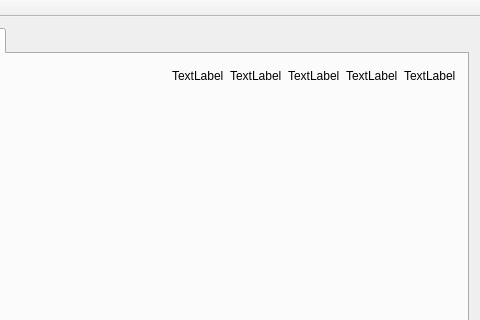
Above: mainwindow.ui from adaweiss/sys_zdarz before the change; both pictures show x 196 to 676 and y 0 to 320 of the 676 by 454 pixel window. Below: the same form after it.
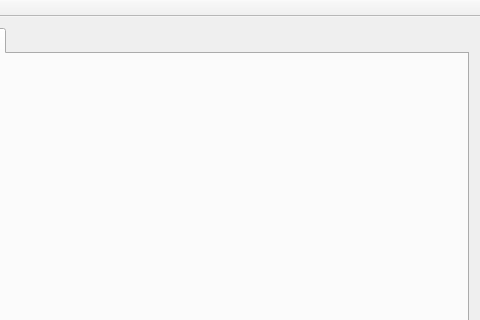
That is the form after the change.

Commit message: works fine without avoiding deadlocks

```diff
--- a/mainwindow.ui
+++ b/mainwindow.ui
@@ -107,37 +107,12 @@
            </spacer>
           </item>
           <item>
-           <widget class="QLabel" name="no1">
-            <property name="text">
-             <string>TextLabel</string>
-            </property>
-           </widget>
-          </item>
-          <item>
-           <widget class="QLabel" name="no2">
-            <property name="text">
-             <string>TextLabel</string>
-            </property>
-           </widget>
-          </item>
-          <item>
-           <widget class="QLabel" name="no3">
-            <property name="text">
-             <string>TextLabel</string>
-            </property>
-           </widget>
-          </item>
-          <item>
-           <widget class="QLabel" name="no4">
-            <property name="text">
-             <string>TextLabel</string>
-            </property>
-           </widget>
-          </item>
-          <item>
-           <widget class="QLabel" name="no5">
-            <property name="text">
-             <string>TextLabel</string>
+           <widget class="QWidget" name="no_widget" native="true">
+            <property name="sizePolicy">
+             <sizepolicy hsizetype="Expanding" vsizetype="Preferred">
+              <horstretch>0</horstretch>
+              <verstretch>0</verstretch>
+             </sizepolicy>
             </property>
            </widget>
           </item>
```
The commit also changes 2 other files.
